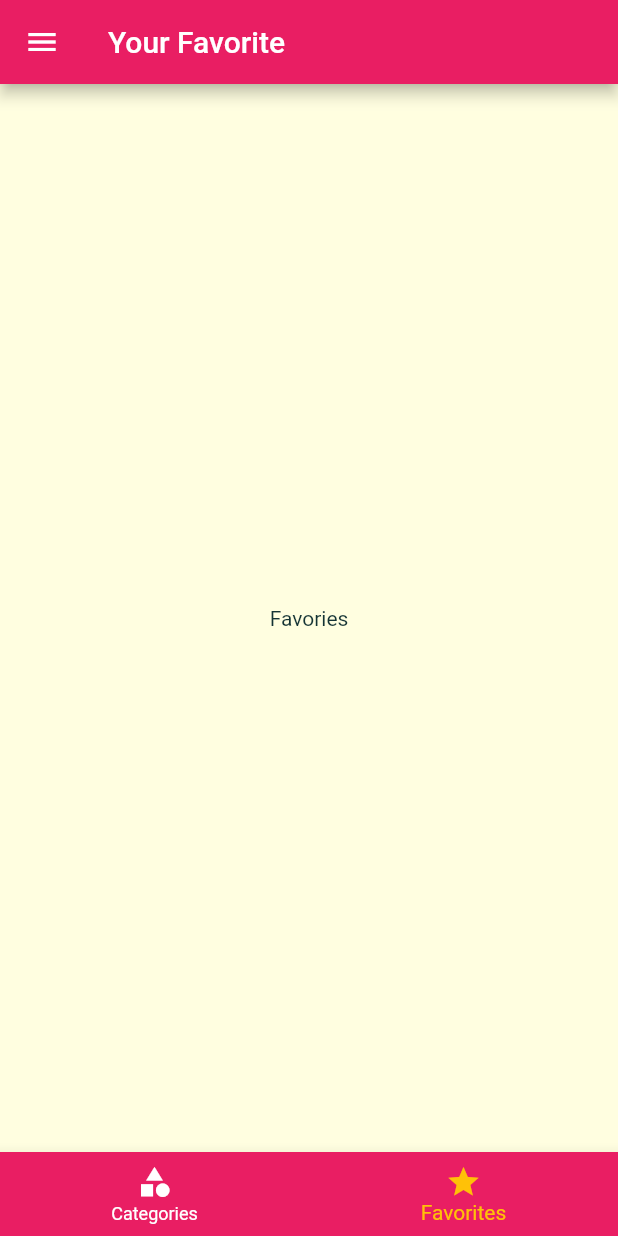
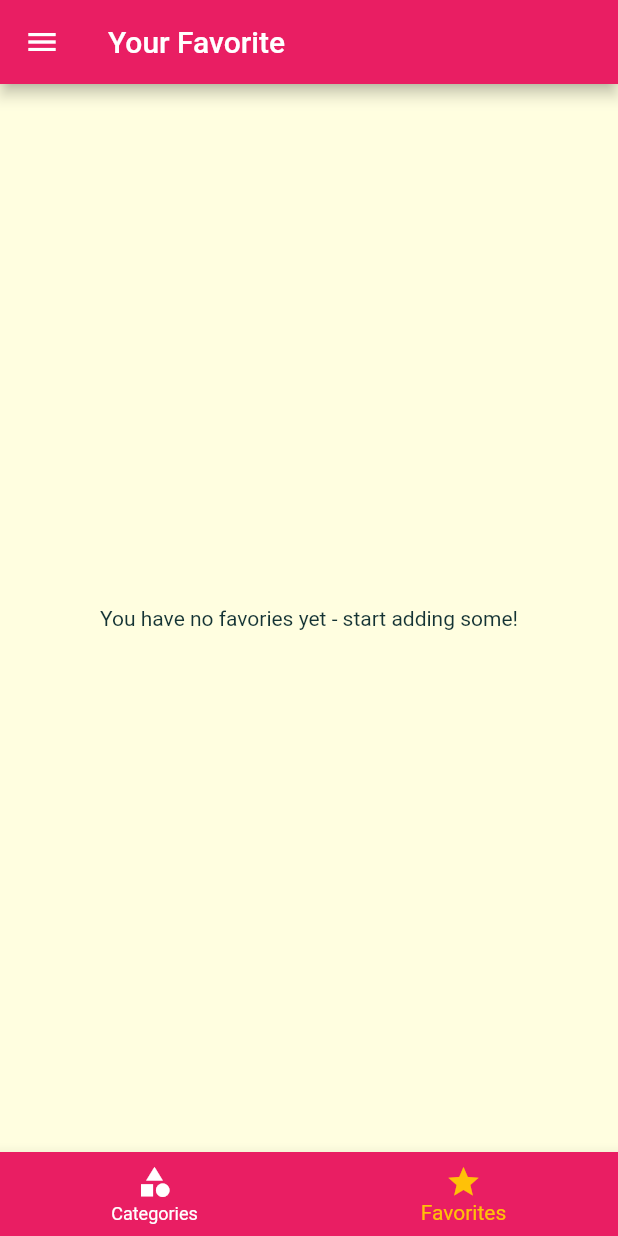
Before and after one commit to JoelEspinal/cooking_recipe, a Flutter app: the screen it shows after launch, item 2 of the bottom bar chosen, on a phone screen of 412 x 824 dp. Run offline on Flutter 3.47's test engine with Material 2 defaults, Android fonts, the phone set to English and light mode, and no system bars; Roboto replaces fonts that are missing (Releway).

Commit message:
Change default message

```diff
--- a/lib/screens/favorites_screen.dart
+++ b/lib/screens/favorites_screen.dart
@@ -3,6 +3,6 @@ import 'package:flutter/material.dart';
 class FavoritesScreen extends StatelessWidget {
   @override
   Widget build(BuildContext context) {
-    return Center(child: Text('Favories'));
+    return Center(child: Text('You have no favories yet - start adding some!'));
   }
 }
```
